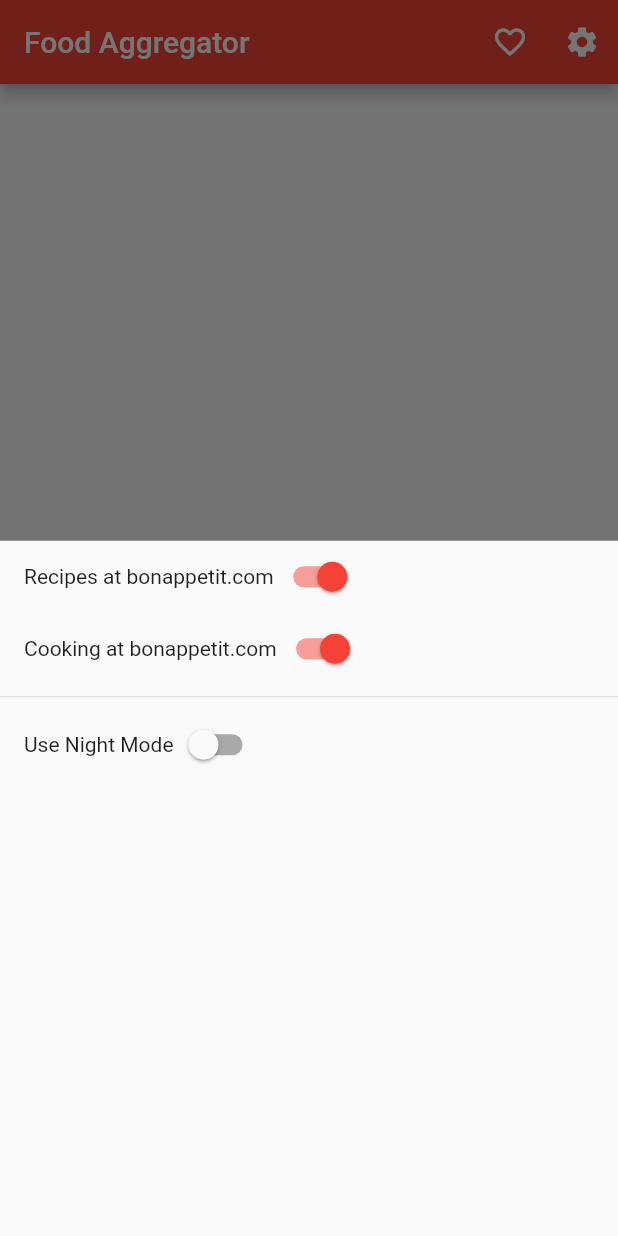
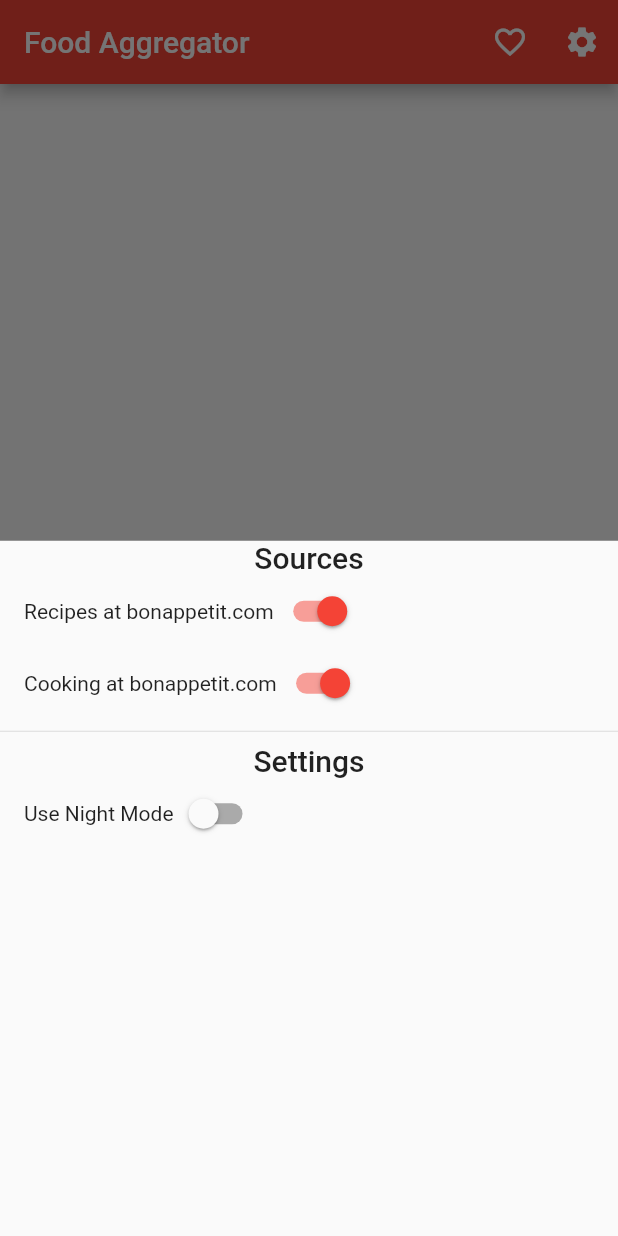
Before and after one commit to Rviewer-Challenges/5skYaM3Bzx7OIfYboFQy, a Flutter app: the screen it shows after launch, after a tap on the "settings" icon, on a phone screen of 412 x 824 dp. Run offline on Flutter 3.47's test engine with Material 2 defaults, Android fonts, the phone set to English and light mode, and no system bars; our stand-ins replace drift, flutter_hooks, timeago, url_launcher_web; missing offline and left inert: webfeed; accounts and stored records are empty; generated files the repository leaves out were written again; network calls fail.

Commit message:
Add join to tables so we can filter easily

```diff
--- a/lib/database/database.dart
+++ b/lib/database/database.dart
@@ -3,6 +3,7 @@ import 'dart:io';
 
 import 'package:cookgator/database/feed_items.dart';
 import 'package:cookgator/database/feed_source.dart';
+import 'package:cookgator/models/feed_item_with_source.dart';
 import 'package:drift/native.dart';
 import 'package:drift/drift.dart';
 import 'package:path_provider/path_provider.dart';
@@ -52,6 +53,11 @@ class MyDatabase extends _$MyDatabase {
     return into(feedItems).insert(feedItem);
   }
 
+  Future<List<FeedItem>> checkIfExists(FeedItem feedItem) {
+    return (select(feedItems)..where((tbl) => tbl.id.equals(feedItem.id)))
+        .get();
+  }
+
   Future toggleFavorite(FeedItem feedItem) {
     return update(feedItems).replace(feedItem);
   }
@@ -64,18 +70,29 @@ class MyDatabase extends _$MyDatabase {
     return delete(feedItems).go();
   }
 
-  Future<List<FeedItem>> newestFeedItems(bool onlyFavorite) {
-    var query = (select(feedItems)
-      ..orderBy([
-        (t) => OrderingTerm(
-              expression: t.date,
-              mode: OrderingMode.desc,
-            )
-      ]));
+  Future<List<FeedItemWithSource>> newestFeedItems(bool onlyFavorite) async {
+    var query = select(feedItems);
     if (onlyFavorite) {
       query = query..where((tbl) => tbl.isFav.equalsExp(const Constant(true)));
     }
-    return query.get();
+    query.orderBy([
+      (t) => OrderingTerm(
+            expression: t.date,
+            mode: OrderingMode.desc,
+          )
+    ]);
+    var join = query.join([
+      leftOuterJoin(feedSources, feedSources.id.equalsExp(feedItems.sourceId))
+    ])
+      ..where(feedSources.enabled.equals(true));
+
+    var typedResultList = await join.get();
+    return typedResultList.map((row) {
+      return FeedItemWithSource(
+        row.readTable(feedItems),
+        row.readTable(feedSources),
+      );
+    }).toList();
   }
 
   Stream<List<FeedSource>> getSources() {
--- a/lib/database/feed_items.dart
+++ b/lib/database/feed_items.dart
@@ -1,3 +1,5 @@
+import 'package:cookgator/database/database.dart';
+import 'package:cookgator/database/feed_source.dart';
 import 'package:drift/drift.dart';
 
 @DataClassName("FeedItem")
@@ -10,8 +12,9 @@ class FeedItems extends Table {
   TextColumn get author => text()();
   TextColumn get publisher => text().nullable()();
   TextColumn get thumbnailUrl => text().nullable()();
-  TextColumn get source => text()();
   BoolColumn get isFav => boolean().withDefault(const Constant(false))();
+  IntColumn get sourceId =>
+      integer().named("source_id").references(FeedSources, #id)();
 
   @override
   Set<Column> get primaryKey => {id};
--- /dev/null
+++ b/lib/models/feed_item_with_source.dart
@@ -0,0 +1,8 @@
+import 'package:cookgator/database/database.dart';
+
+class FeedItemWithSource {
+  final FeedItem item;
+  final FeedSource source;
+
+  FeedItemWithSource(this.item, this.source);
+}
--- a/lib/pages/list_page.dart
+++ b/lib/pages/list_page.dart
@@ -1,4 +1,5 @@
 import 'package:cookgator/database/database.dart';
+import 'package:cookgator/models/feed_item_with_source.dart';
 import 'package:cookgator/pages/detail_page.dart';
 import 'package:cookgator/providers/feed_provider.dart';
 import 'package:cookgator/pages/settings_page.dart';
@@ -49,7 +50,7 @@ class ListPage extends HookWidget {
             : const Center(child: CircularProgressIndicator()));
   }
 
-  Widget _list(List<FeedItem> entries) {
+  Widget _list(List<FeedItemWithSource> entries) {
     return ListView.builder(
       itemCount: entries.length,
       itemBuilder: (context, index) {
--- a/lib/pages/settings_page.dart
+++ b/lib/pages/settings_page.dart
@@ -17,7 +17,11 @@ class SettingsPage extends HookWidget {
 
     return Column(
       children: [
-        ..._sources(sources, feedProvider),
+        ..._sources(sources, feedProvider, context),
+        Text(
+          "Settings",
+          style: Theme.of(context).textTheme.headline6,
+        ),
         Row(
           children: [
             const SizedBox(width: 16.0),
@@ -37,8 +41,22 @@ class SettingsPage extends HookWidget {
   }
 
   List<Widget> _sources(
-      AsyncSnapshot<List<FeedSource>> sources, FeedProvider feedProvider) {
+    AsyncSnapshot<List<FeedSource>> sources,
+    FeedProvider feedProvider,
+    BuildContext context,
+  ) {
+    if (!sources.hasData) {
+      return [
+        const Center(
+          child: CircularProgressIndicator(),
+        ),
+      ];
+    }
     return [
+      Text(
+        "Sources",
+        style: Theme.of(context).textTheme.headline6,
+      ),
       for (var source in sources.data!)
         Row(
           children: [
```
Also changed, not shown: lib/pages/detail_page.dart (+11 -9 lines), lib/providers/feed_provider.dart (+7 -6 lines), lib/ui/feed_item_view.dart (+13 -11 lines), lib/database/database.g.dart, 1 other file.
